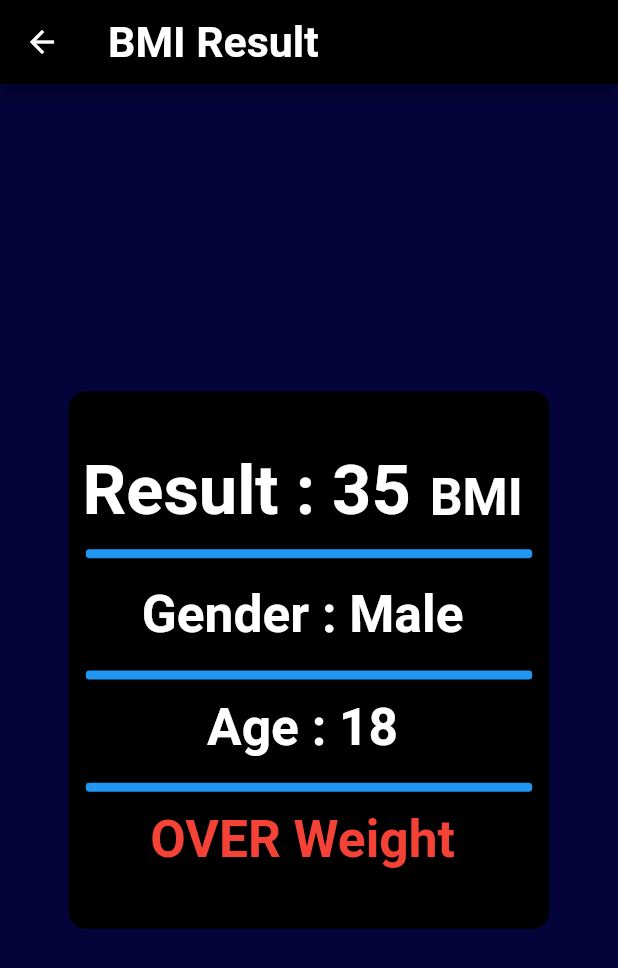
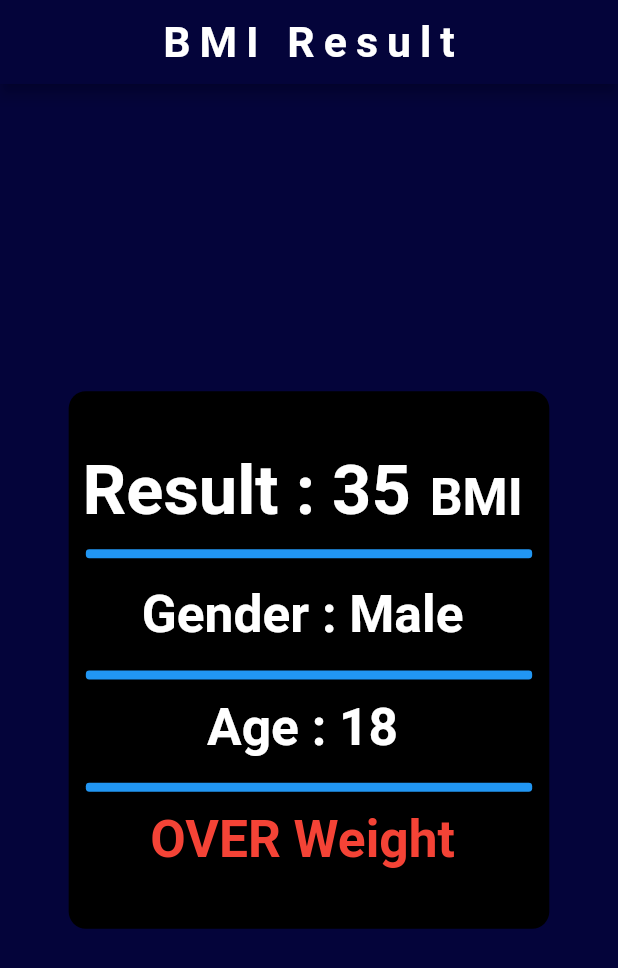
Before and after one commit to HusseinMohamed99/BMI-Calculator, a Flutter app: the screen it shows after launch, after a tap on the "remove" icon, after a tap on the "add" icon, after a tap on "CALCULATOR", on a phone screen of 412 x 824 dp. Shown: the top 968 px of the screen. Run offline on Flutter 3.47's test engine with Material 2 defaults, Android fonts, the phone set to English and light mode, and no system bars; our stand-ins replace flutter_bloc, flutter_screenutil, flutter_svg, google_fonts; project files that could hold a hidden picture were left out.

Commit message:
Update All Project and used Bloc/ Cubit

```diff
--- /dev/null
+++ b/lib/cubit/bmi_cubit.dart
@@ -0,0 +1,57 @@
+import 'dart:math';
+
+import 'package:bmi_calculator/cubit/bmi_state.dart';
+import 'package:flutter_bloc/flutter_bloc.dart';
+
+class BmiCubit extends Cubit<BmiState> {
+  BmiCubit() : super(BmiInitial());
+  static BmiCubit get(context) => BlocProvider.of(context);
+
+  int age = 18;
+  int weight = 50;
+  double height = 120.0;
+  double result = 0;
+  bool isMale = true;
+  bool isFemale = true;
+
+  void calculateBMI() async {
+    result = weight / pow(height / 100, 2);
+    emit(BmiCalculate(bmi: result));
+  }
+
+  void increment({required String button}) {
+    if (button == 'age') {
+      age++;
+      emit(BmiAgeIncrement());
+    } else {
+      weight++;
+      emit(BmiWeightIncrement());
+    }
+  }
+
+  void decrement({required String button}) {
+    if (button == 'age') {
+      age--;
+      emit(BmiAgeDecrement());
+    } else {
+      weight--;
+      emit(BmiWeightDecrement());
+    }
+  }
+
+  void changeGender({required String buttonName}) {
+    if (buttonName == 'Male') {
+      isMale = true;
+      isFemale = false;
+      emit(BmiChangeGender());
+    } else {
+      isMale = false;
+      isFemale = true;
+      emit(BmiChangeGender());
+    }
+  }
+
+  void changeHeight() {
+    emit(BmiChangeHeight());
+  }
+}
--- /dev/null
+++ b/lib/cubit/bmi_state.dart
@@ -0,0 +1,20 @@
+abstract class BmiState {}
+
+final class BmiInitial extends BmiState {}
+
+final class BmiAgeIncrement extends BmiState {}
+
+final class BmiAgeDecrement extends BmiState {}
+
+final class BmiWeightIncrement extends BmiState {}
+
+final class BmiWeightDecrement extends BmiState {}
+
+final class BmiCalculate extends BmiState {
+  final double bmi;
+  BmiCalculate({required this.bmi});
+}
+
+final class BmiChangeGender extends BmiState {}
+
+final class BmiChangeHeight extends BmiState {}
--- a/lib/main.dart
+++ b/lib/main.dart
@@ -1,12 +1,12 @@
+import 'package:bmi_calculator/cubit/bmi_cubit.dart';
 import 'package:bmi_calculator/modules/bmi_screen.dart';
 import 'package:flutter/material.dart';
+import 'package:flutter_bloc/flutter_bloc.dart';
 import 'package:flutter_screenutil/flutter_screenutil.dart';
-import 'package:wakelock/wakelock.dart';
 
 void main() async {
   WidgetsFlutterBinding.ensureInitialized();
   await ScreenUtil.ensureScreenSize();
-  Wakelock.enable();
   runApp(const MyApp());
 }
 
@@ -15,16 +15,31 @@ class MyApp extends StatelessWidget {
 
   @override
   Widget build(BuildContext context) {
-    return ScreenUtilInit(
+    return BlocProvider(
+      create: (context) => BmiCubit(),
+      child: ScreenUtilInit(
           designSize: const Size(360, 690),
           minTextAdapt: true,
           splitScreenMode: true,
           builder: (context, child) {
-          return const MaterialApp(
+            return MaterialApp(
               title: 'BMI Calculator',
               debugShowCheckedModeBanner: false,
-            home: BmiScreen(),
+              theme: ThemeData(
+                  scaffoldBackgroundColor: const Color(0xff04043A),
+                  appBarTheme: AppBarTheme(
+                    backgroundColor: const Color(0xff04043A),
+                    centerTitle: true,
+                    titleTextStyle: TextStyle(
+                      color: Colors.white,
+                      fontSize: 25.sp,
+                      fontWeight: FontWeight.bold,
+                      letterSpacing: 6,
+                    ),
+                  )),
+              home: const BmiScreen(),
             );
-        });
+          }),
+    );
   }
 }
--- a/lib/modules/bmi_result_screen.dart
+++ b/lib/modules/bmi_result_screen.dart
@@ -1,4 +1,7 @@
+import 'package:bmi_calculator/cubit/bmi_cubit.dart';
+import 'package:bmi_calculator/cubit/bmi_state.dart';
 import 'package:flutter/material.dart';
+import 'package:flutter_bloc/flutter_bloc.dart';
 import 'package:flutter_screenutil/flutter_screenutil.dart';
 import 'package:google_fonts/google_fonts.dart';
 
@@ -16,17 +19,14 @@ class BMIResultScreen extends StatelessWidget {
 
   @override
   Widget build(BuildContext context) {
+    return BlocConsumer<BmiCubit, BmiState>(
+      listener: (context, state) {},
+      builder: (context, state) {
         return Scaffold(
-      backgroundColor: const Color(0xff04043A),
           appBar: AppBar(
-        backgroundColor: const Color(0xFF000000),
-        title: Text(
+            automaticallyImplyLeading: false,
+            title: const Text(
               'BMI Result',
-          style: GoogleFonts.roboto(
-            color: Colors.white,
-            fontSize: 25.sp,
-            fontWeight: FontWeight.bold,
-          ),
             ),
           ),
           body: Center(
@@ -193,5 +193,7 @@ class BMIResultScreen extends StatelessWidget {
             ),
           ),
         );
+      },
+    );
   }
 }
--- a/lib/modules/bmi_screen.dart
+++ b/lib/modules/bmi_screen.dart
@@ -1,62 +1,47 @@
-import 'dart:math';
-
+import 'package:bmi_calculator/cubit/bmi_cubit.dart';
+import 'package:bmi_calculator/cubit/bmi_state.dart';
 import 'package:bmi_calculator/generated/assets.dart';
 import 'package:bmi_calculator/modules/bmi_result_screen.dart';
-import 'package:flutter/foundation.dart';
 import 'package:flutter/material.dart';
+import 'package:flutter_bloc/flutter_bloc.dart';
 import 'package:flutter_screenutil/flutter_screenutil.dart';
 import 'package:flutter_svg/flutter_svg.dart';
 import 'package:google_fonts/google_fonts.dart';
 
-class BmiScreen extends StatefulWidget {
+class BmiScreen extends StatelessWidget {
   const BmiScreen({super.key});
 
   @override
-  State<BmiScreen> createState() => _BmiScreenState();
-}
-
-class _BmiScreenState extends State<BmiScreen> {
-  bool isMale = true;
-  double height = 120.0;
-  int age = 18;
-  int weight = 50;
-
-  @override
   Widget build(BuildContext context) {
+    return BlocConsumer<BmiCubit, BmiState>(
+      listener: (context, state) {},
+      builder: (context, state) {
+        BmiCubit bmiCubit = BmiCubit.get(context);
         return Scaffold(
-      backgroundColor: const Color(0xff04043A),
           appBar: AppBar(
-        elevation: 0.0,
-        backgroundColor: const Color(0xff04043A),
-        title: Text(
+            title: const Text(
               'BMI Calculator',
-          style: GoogleFonts.roboto(
-            color: Colors.white,
-            fontSize: 25.sp,
-            fontWeight: FontWeight.bold,
-          ),
             ),
           ),
           body: Column(
             children: [
               Expanded(
+                flex: 2,
                 child: Padding(
                   padding: const EdgeInsets.all(8.0).r,
                   child: Row(
                     children: [
                       Expanded(
-                    child: GestureDetector(
+                        child: InkWell(
                           onTap: () {
-                        setState(() {
-                          isMale = true;
-                        });
+                            bmiCubit.changeGender(buttonName: 'Male');
                           },
                           child: Container(
                             decoration: BoxDecoration(
                               borderRadius: BorderRadius.circular(10).r,
-                          color: !isMale
-                              ? const Color(0xFF000000)
-                              : const Color(0xff004a86),
+                              color: bmiCubit.isMale == true
+                                  ? Colors.green
+                                  : Colors.grey,
                             ),
                             child: Column(
                               mainAxisAlignment: MainAxisAlignment.center,
@@ -86,20 +71,18 @@ class _BmiScreenState extends State<BmiScreen> {
                       ),
                       SizedBox(width: 20.w),
                       Expanded(
-                    child: GestureDetector(
+                        child: InkWell(
                           onTap: () {
-                        setState(() {
-                          isMale = false;
-                        });
+                            bmiCubit.changeGender(buttonName: 'Female');
                           },
                           child: Container(
                             decoration: BoxDecoration(
                               borderRadius: BorderRadius.circular(
                                 10,
                               ).r,
-                          color: !isMale
-                              ? const Color(0xff004a86)
-                              : const Color(0xFF000000),
+                              color: bmiCubit.isFemale == true
+                                  ? Colors.red
+                                  : Colors.grey,
                             ),
                             child: Column(
                               mainAxisAlignment: MainAxisAlignment.center,
@@ -132,6 +115,7 @@ class _BmiScreenState extends State<BmiScreen> {
                 ),
               ),
               Expanded(
+                flex: 2,
                 child: Padding(
                   padding: const EdgeInsets.symmetric(
                     horizontal: 8,
@@ -158,7 +142,7 @@ class _BmiScreenState extends State<BmiScreen> {
                           textBaseline: TextBaseline.alphabetic,
                           children: [
                             Text(
-                          '${height.round()}',
+                              '${bmiCubit.height.round()}',
                               style: GoogleFonts.roboto(
                                 color: Colors.white,
                                 fontSize: 40.sp,
@@ -180,13 +164,12 @@ class _BmiScreenState extends State<BmiScreen> {
                           thumbColor: Colors.red,
                           activeColor: Colors.blue,
                           inactiveColor: Colors.white,
-                      value: height,
+                          value: bmiCubit.height,
                           min: 70,
                           max: 250,
                           onChanged: (value) {
-                        setState(() {
-                          height = value;
-                        });
+                            bmiCubit.height = value;
+                            bmiCubit.changeHeight();
                           },
                         ),
                       ],
@@ -195,6 +178,7 @@ class _BmiScreenState extends State<BmiScreen> {
                 ),
               ),
               Expanded(
+                flex: 2,
                 child: Padding(
                   padding: const EdgeInsets.all(8.0).r,
                   child: Row(
@@ -220,7 +204,7 @@ class _BmiScreenState extends State<BmiScreen> {
                                 ),
                               ),
                               Text(
-                            '$age',
+                                '${bmiCubit.age}',
                                 style: GoogleFonts.roboto(
                                   color: Colors.white,
                                   fontSize: 40.sp,
@@ -228,15 +212,14 @@ class _BmiScreenState extends State<BmiScreen> {
                                 ),
                               ),
                               Row(
-                            mainAxisAlignment: MainAxisAlignment.spaceEvenly,
+                                mainAxisAlignment:
+                                    MainAxisAlignment.spaceEvenly,
                                 children: [
-                              FloatingActionButton(
+                                  IconButton(
                                     onPressed: () {
-                                  setState(() {
-                                    age--;
-                                  });
+                                      bmiCubit.decrement(button: 'age');
                                     },
-                                mini: true,
+                                    icon: CircleAvatar(
                                       backgroundColor: Colors.blue,
                                       child: Icon(
                                         Icons.remove,
@@ -244,18 +227,18 @@ class _BmiScreenState extends State<BmiScreen> {
                                         size: 24.sp,
                                       ),
                                     ),
-                              FloatingActionButton(
+                                  ),
+                                  IconButton(
                                     onPressed: () {
-                                  setState(() {
-                                    age++;
-                                  });
+                                      bmiCubit.increment(button: 'age');
                                     },
-                                mini: true,
+                                    icon: CircleAvatar(
                                       backgroundColor: Colors.blue,
                                       child: Icon(
                                         Icons.add,
                                         color: Colors.white,
                                         size: 24.sp,
+                                      ),
                                     ),
                                   ),
                                 ],
@@ -285,7 +268,7 @@ class _BmiScreenState extends State<BmiScreen> {
                                 ),
                               ),
                               Text(
-                            '$weight',
+                                '${bmiCubit.weight}',
                                 style: GoogleFonts.roboto(
                                   color: Colors.white,
                                   fontSize: 40.sp,
@@ -293,15 +276,14 @@ class _BmiScreenState extends State<BmiScreen> {
                                 ),
                               ),
                               Row(
-                            mainAxisAlignment: MainAxisAlignment.spaceEvenly,
+                                mainAxisAlignment:
+                                    MainAxisAlignment.spaceEvenly,
                                 children: [
-                              FloatingActionButton(
+                                  IconButton(
                                     onPressed: () {
-                                  setState(() {
-                                    weight--;
-                                  });
+                                      bmiCubit.decrement(button: 'weight');
                                     },
-                                mini: true,
+                                    icon: CircleAvatar(
                                       backgroundColor: Colors.blue,
                                       child: Icon(
                                         Icons.remove,
@@ -309,18 +291,18 @@ class _BmiScreenState extends State<BmiScreen> {
                                         size: 24.sp,
                                       ),
                                     ),
-                              FloatingActionButton(
+                                  ),
+                                  IconButton(
                                     onPressed: () {
-                                  setState(() {
-                                    weight++;
-                                  });
+                                      bmiCubit.increment(button: 'weight');
                                     },
-                                mini: true,
+                                    icon: CircleAvatar(
                                       backgroundColor: Colors.blue,
                                       child: Icon(
                                         Icons.add,
                                         color: Colors.white,
                                         size: 24.sp,
+                                      ),
                                     ),
                                   ),
                                 ],
@@ -333,24 +315,22 @@ class _BmiScreenState extends State<BmiScreen> {
                   ),
                 ),
               ),
-          Container(
+              Expanded(
+                flex: 1,
+                child: Container(
                   color: const Color(0xFF000000),
                   width: double.infinity,
                   child: MaterialButton(
                     onPressed: () {
-                double result = weight / pow(height / 100, 2);
-
-                if (kDebugMode) {
-                  print(result.round());
-                }
+                      bmiCubit.calculateBMI();
 
                       Navigator.push(
                         context,
                         MaterialPageRoute(
                           builder: (context) => BMIResultScreen(
-                      isMale: isMale,
-                      age: age,
-                      result: result.round(),
+                            isMale: bmiCubit.isMale,
+                            age: bmiCubit.age,
+                            result: bmiCubit.result.round(),
                           ),
                         ),
                       );
@@ -366,8 +346,11 @@ class _BmiScreenState extends State<BmiScreen> {
                     ),
                   ),
                 ),
+              ),
             ],
           ),
         );
+      },
+    );
   }
 }
```
Also changed, not shown: pubspec.yaml (+6 -16 lines), pubspec.lock. Lines whose indentation alone changed are shown as unchanged.
